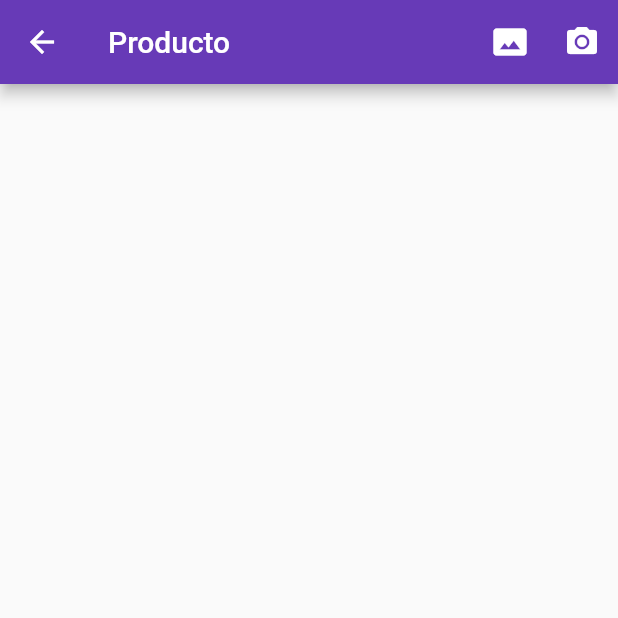
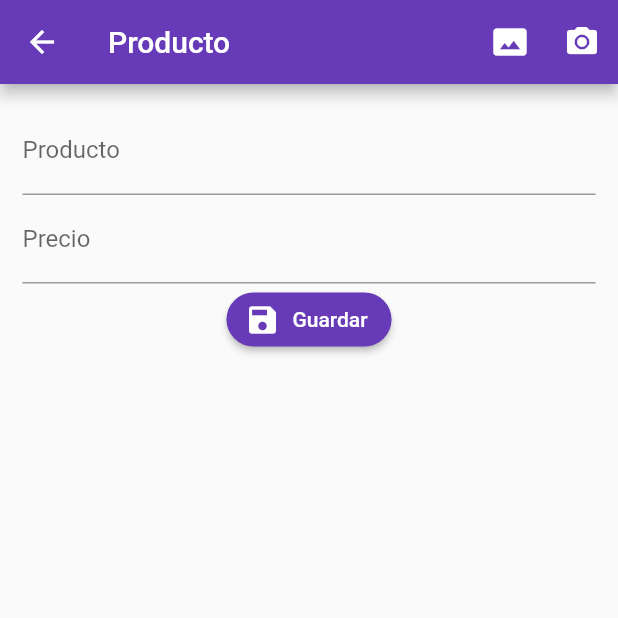
Before and after one commit to zesaru/formvalidationflutter, a Flutter app: the ProductoPage screen opened by its route, on a phone screen of 412 x 824 dp, the top half of it. Run offline on Flutter 3.47's test engine with Material 2 defaults, Android fonts, the phone set to English and light mode, and no system bars; our stand-ins replace rxdart.

Commit message:
pantalla detalle producto

```diff
--- a/lib/main.dart
+++ b/lib/main.dart
@@ -12,7 +12,7 @@ class MyApp extends StatelessWidget {
     var materialApp = MaterialApp(
       debugShowCheckedModeBanner: false,
       title: 'Material App',
-      initialRoute: 'login',
+      initialRoute: 'home',
       routes: {
         'login': (BuildContext context) => LoginPage(),
         'home': (BuildContext context) => HomePage(),
--- a/lib/src/pages/producto_page.dart
+++ b/lib/src/pages/producto_page.dart
@@ -17,6 +17,49 @@ class ProductoPage extends StatelessWidget {
           ),
         ],
       ),
+      body: SingleChildScrollView(
+        child: Container(
+          padding: EdgeInsets.all(15.0),
+          child: Form(
+            child: Column(
+              children: <Widget>[
+                _crearNombre(),
+                _crearPrecio(),
+                _crearBoton(),
+              ],
+            ),
+          ),
+        ),
+      ),
+    );
+  }
+
+  Widget _crearNombre() {
+    return TextFormField(
+      textCapitalization: TextCapitalization.sentences,
+      decoration: InputDecoration(
+        labelText: 'Producto',
+      ),
+    );
+  }
+
+  Widget _crearPrecio() {
+    return TextFormField(
+      keyboardType: TextInputType.numberWithOptions(decimal: true),
+      decoration: InputDecoration(
+        labelText: 'Precio',
+      ),
+    );
+  }
+
+  Widget _crearBoton() {
+    return RaisedButton.icon(
+      shape: RoundedRectangleBorder(borderRadius: BorderRadius.circular(20.0)),
+      color: Colors.deepPurple,
+      textColor: Colors.white,
+      label: Text('Guardar'),
+      icon: Icon(Icons.save),
+      onPressed: () {},
     );
   }
 }
```
